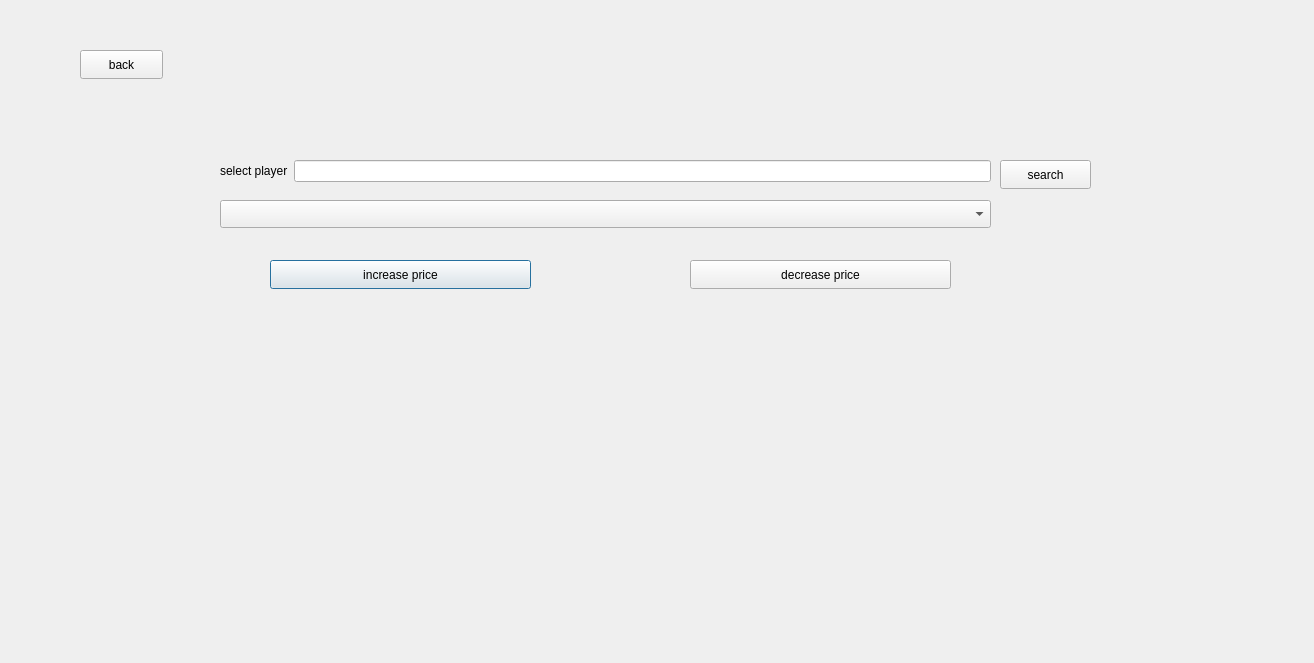
Above: updateprice.ui from bolesawny7/FootballFantasy before the change. Below: the same form after it.
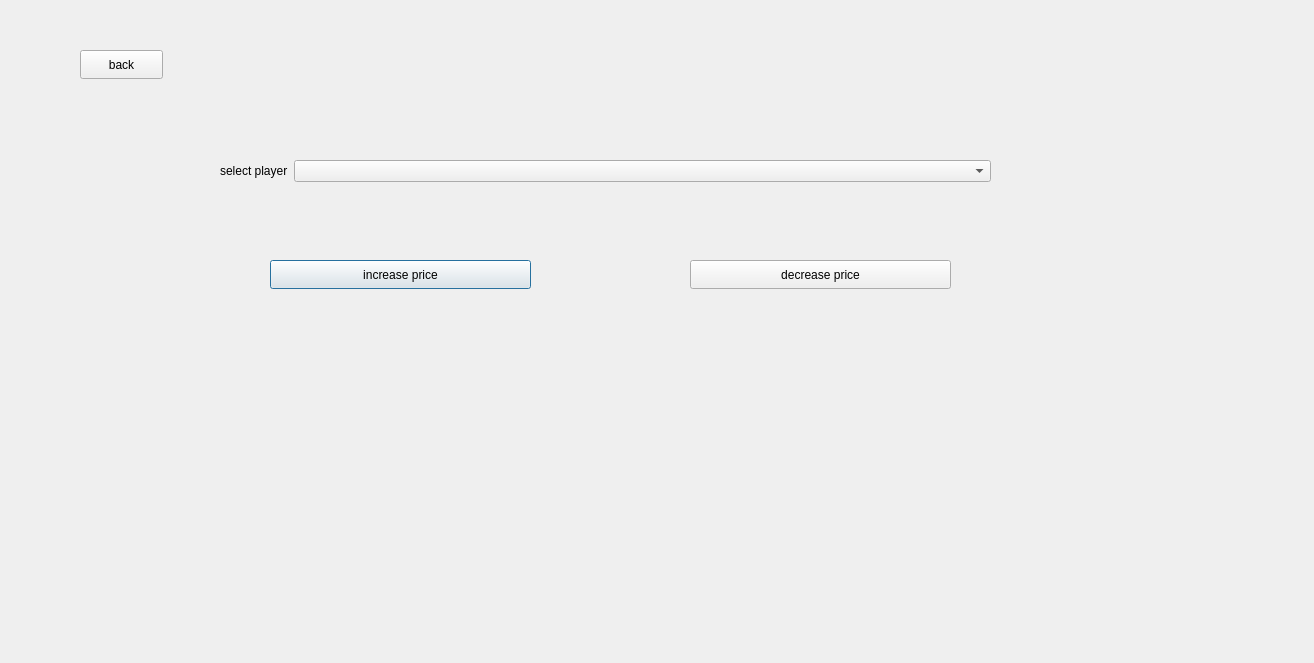
That is the form after the change. Icons and pictures are not drawn.

Diff of the .ui file:
```diff
--- a/updateprice.ui
+++ b/updateprice.ui
@@ -57,29 +57,6 @@
     <string>back</string>
    </property>
   </widget>
-  <widget class="QComboBox" name="comboBox">
-   <property name="geometry">
-    <rect>
-     <x>220</x>
-     <y>200</y>
-     <width>771</width>
-     <height>28</height>
-    </rect>
-   </property>
-  </widget>
-  <widget class="QPushButton" name="pushButton">
-   <property name="geometry">
-    <rect>
-     <x>1000</x>
-     <y>160</y>
-     <width>91</width>
-     <height>29</height>
-    </rect>
-   </property>
-   <property name="text">
-    <string>search</string>
-   </property>
-  </widget>
   <widget class="QWidget" name="formLayoutWidget">
    <property name="geometry">
     <rect>
@@ -98,7 +75,7 @@
      </widget>
     </item>
     <item row="0" column="1">
-     <widget class="QLineEdit" name="searchLineEdit_3"/>
+     <widget class="QComboBox" name="selectPlayerComboBox"/>
     </item>
    </layout>
   </widget>
```
Left out of the diff: 2 changed lines with no effect on the pictures.
